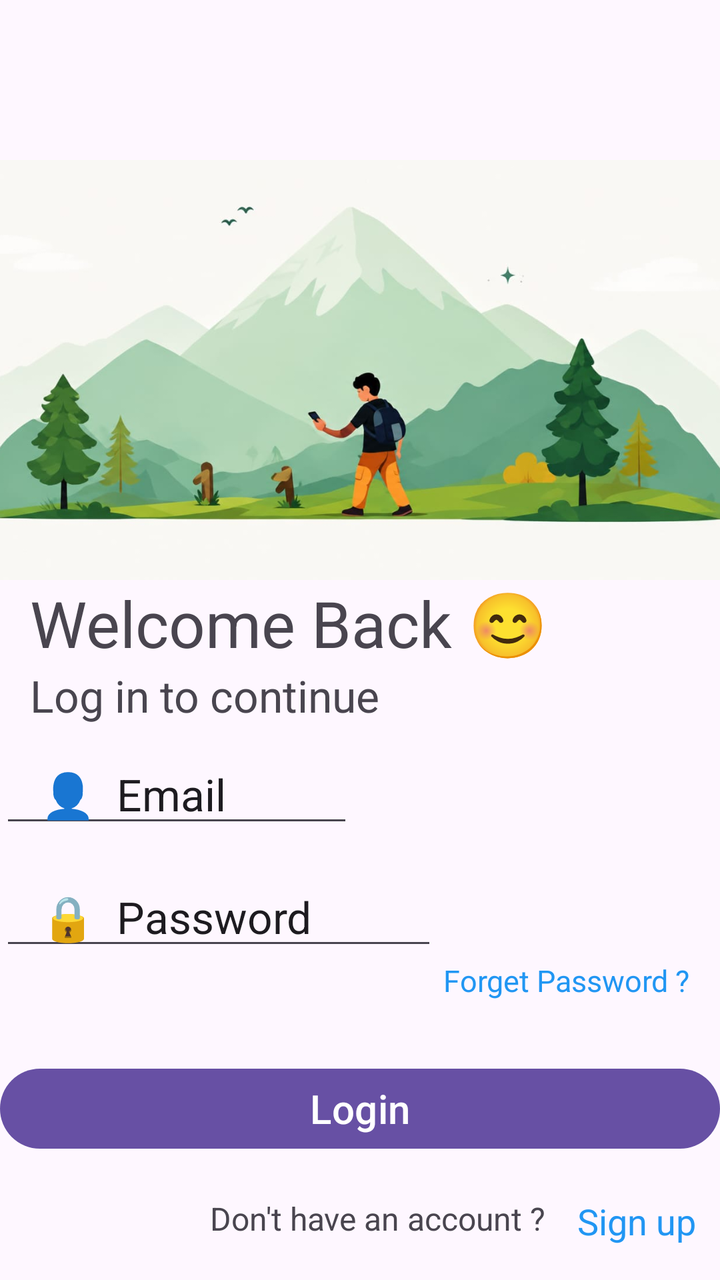
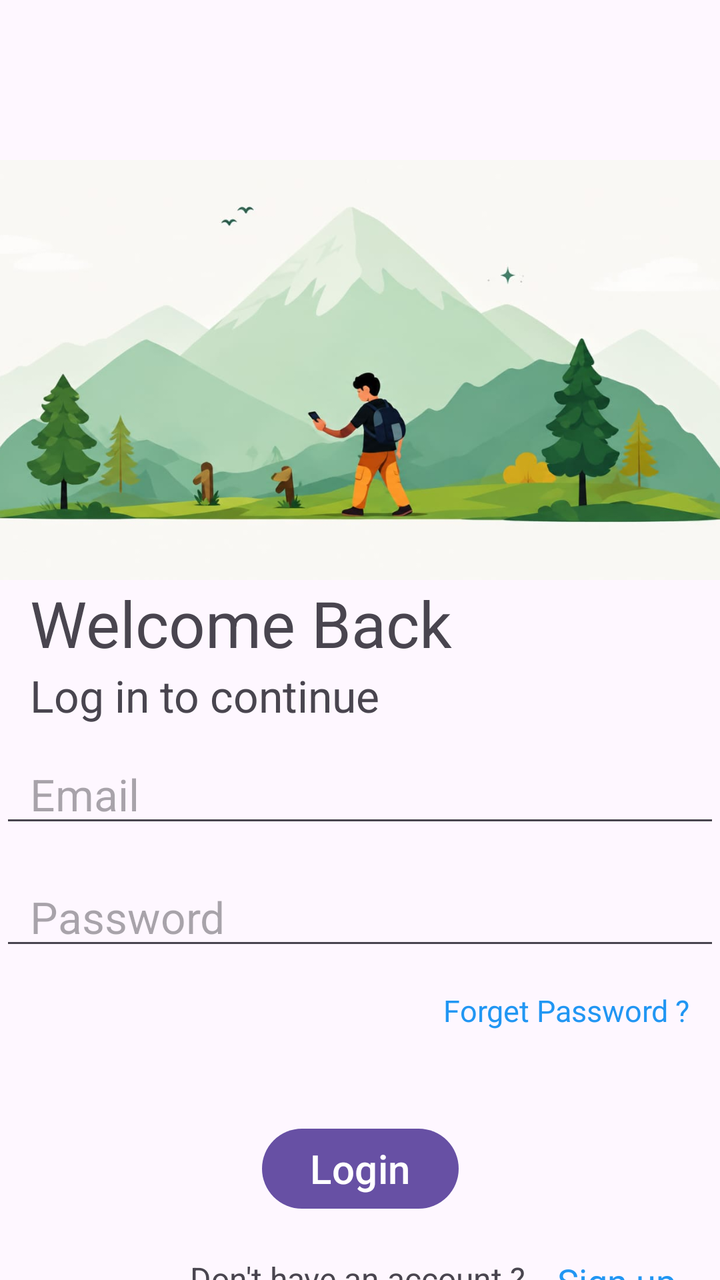

Before-and-after screenshots of an Android layout around one commit, followed by the original layout XML and the change that was made.
<!-- AndroidManifest.xml: application theme Theme.TrailSplit -->
<!-- res/layout/activity_main.xml -->
<?xml version="1.0" encoding="utf-8"?>
<androidx.constraintlayout.widget.ConstraintLayout xmlns:android="http://schemas.android.com/apk/res/android"
    xmlns:app="http://schemas.android.com/apk/res-auto"
    xmlns:tools="http://schemas.android.com/tools"
    android:id="@+id/main"
    android:layout_width="match_parent"
    android:layout_height="match_parent"
    tools:context=".MainActivity">

    <ImageView
        android:id="@+id/loginheader"
        android:layout_width="match_parent"
        android:layout_height="210dp"
        android:layout_marginTop="80dp"
        android:scaleType="centerCrop"
        android:src="@drawable/login"
        app:layout_constraintTop_toTopOf="parent"


        />

    <TextView
        android:id="@+id/welcome"
        android:layout_width="wrap_content"
        android:layout_height="wrap_content"
        android:text="Welcome Back 😊"
        android:textSize="32sp"
        app:layout_constraintTop_toBottomOf="@id/loginheader"
        app:layout_constraintStart_toStartOf="@id/loginheader"
        android:paddingLeft="15dp"
        />

    <TextView
        android:id="@+id/statement"
        android:layout_width="wrap_content"
        android:layout_height="wrap_content"
        android:text="Log in to continue"
        android:textSize="22sp"
        android:paddingLeft="15dp"
        app:layout_constraintTop_toBottomOf="@id/welcome"
        app:layout_constraintStart_toStartOf="@id/welcome"


        />

        <EditText
            android:id="@+id/email"
            android:layout_width="wrap_content"
            android:layout_height="wrap_content"
            android:text=" 👤  Email"
            android:hint="Enter your email"

            android:textSize="22sp"
            android:paddingTop="20dp"
            android:paddingLeft="15dp"
            app:layout_constraintTop_toBottomOf="@id/statement"
            app:layout_constraintStart_toStartOf="@id/statement"

            />

    <EditText
        android:id="@+id/password"
        android:layout_width="wrap_content"
        android:layout_height="wrap_content"
        android:text=" 🔒  Password"
        android:hint="Enter your password"

        android:textSize="22sp"
        android:paddingTop="25dp"
        android:paddingLeft="15dp"
        app:layout_constraintTop_toBottomOf="@id/email"
        app:layout_constraintStart_toStartOf="@id/email"

        />

    <TextView
        android:id="@+id/fogetpassword"
        android:layout_width="wrap_content"
        android:layout_height="wrap_content"
        android:text="Forget Password ?"
        android:textSize="15dp"
        android:textColor="#2196F3"
        app:layout_constraintTop_toBottomOf="@id/password"
        app:layout_constraintEnd_toEndOf="parent"
        android:layout_marginRight="15dp"
        />



    <Button
        android:id="@+id/btn"
        android:layout_width="match_parent"
        android:layout_height="wrap_content"
        android:text="Login"
        android:textSize="20sp"
        android:layout_marginTop="30dp"


        app:layout_constraintTop_toBottomOf="@id/fogetpassword"
        />
    <TextView
        android:id="@+id/account"
        android:layout_width="wrap_content"
        android:layout_height="wrap_content"
        android:text="Don't have an account ? "
        android:textSize="16dp"
        android:paddingTop="20dp"
        app:layout_constraintTop_toBottomOf="@id/btn"
        android:paddingLeft="105dp"
        app:layout_constraintStart_toStartOf="parent"



        />
    <TextView
        android:id="@+id/sign"
        android:layout_width="wrap_content"
        android:layout_height="wrap_content"
        android:text="Sign up"
        android:textSize="18dp"
        app:layout_constraintStart_toEndOf="@id/account"
        app:layout_constraintTop_toBottomOf="@id/btn"
        android:paddingTop="20dp"
        android:paddingLeft="12dp"
        android:textColor="#2196F3"
        />
</androidx.constraintlayout.widget.ConstraintLayout>
<!-- resources referenced by this layout -->
<resources>
  <!-- drawable login: jpeg bitmap (drawable, 42846 bytes) -->
  <style name="Theme.TrailSplit" parent="Base.Theme.TrailSplit" />
  <style name="Base.Theme.TrailSplit" parent="Theme.Material3.DayNight.NoActionBar">
          
          
      </style>
</resources>

<!-- the commit's change to res/layout/activity_main.xml (unified diff, before → after) -->
@@ -23,7 +23,7 @@
         android:id="@+id/welcome"
         android:layout_width="wrap_content"
         android:layout_height="wrap_content"
-        android:text="Welcome Back 😊"
+        android:text="Welcome Back "
         android:textSize="32sp"
         app:layout_constraintTop_toBottomOf="@id/loginheader"
         app:layout_constraintStart_toStartOf="@id/loginheader"
@@ -45,10 +45,10 @@
 
         <EditText
             android:id="@+id/email"
-            android:layout_width="wrap_content"
+            android:layout_width="match_parent"
             android:layout_height="wrap_content"
-            android:text=" 👤  Email"
-            android:hint="Enter your email"
+
+            android:hint="Email"
 
             android:textSize="22sp"
             android:paddingTop="20dp"
@@ -60,10 +60,10 @@
 
     <EditText
         android:id="@+id/password"
-        android:layout_width="wrap_content"
+        android:layout_width="match_parent"
         android:layout_height="wrap_content"
-        android:text=" 🔒  Password"
-        android:hint="Enter your password"
+
+        android:hint="Password"
 
         android:textSize="22sp"
         android:paddingTop="25dp"
@@ -80,6 +80,7 @@
         android:text="Forget Password ?"
         android:textSize="15dp"
         android:textColor="#2196F3"
+        android:layout_marginTop="15dp"
         app:layout_constraintTop_toBottomOf="@id/password"
         app:layout_constraintEnd_toEndOf="parent"
         android:layout_marginRight="15dp"
@@ -89,14 +90,16 @@
 
     <Button
         android:id="@+id/btn"
-        android:layout_width="match_parent"
+        android:layout_width="wrap_content"
         android:layout_height="wrap_content"
         android:text="Login"
         android:textSize="20sp"
-        android:layout_marginTop="30dp"
+        android:layout_marginTop="45dp"
 
 
         app:layout_constraintTop_toBottomOf="@id/fogetpassword"
+        app:layout_constraintStart_toStartOf="parent"
+        app:layout_constraintEnd_toEndOf="parent"
         />
     <TextView
         android:id="@+id/account"
@@ -106,7 +109,7 @@
         android:textSize="16dp"
         android:paddingTop="20dp"
         app:layout_constraintTop_toBottomOf="@id/btn"
-        android:paddingLeft="105dp"
+        android:paddingLeft="95dp"
         app:layout_constraintStart_toStartOf="parent"
 
 
